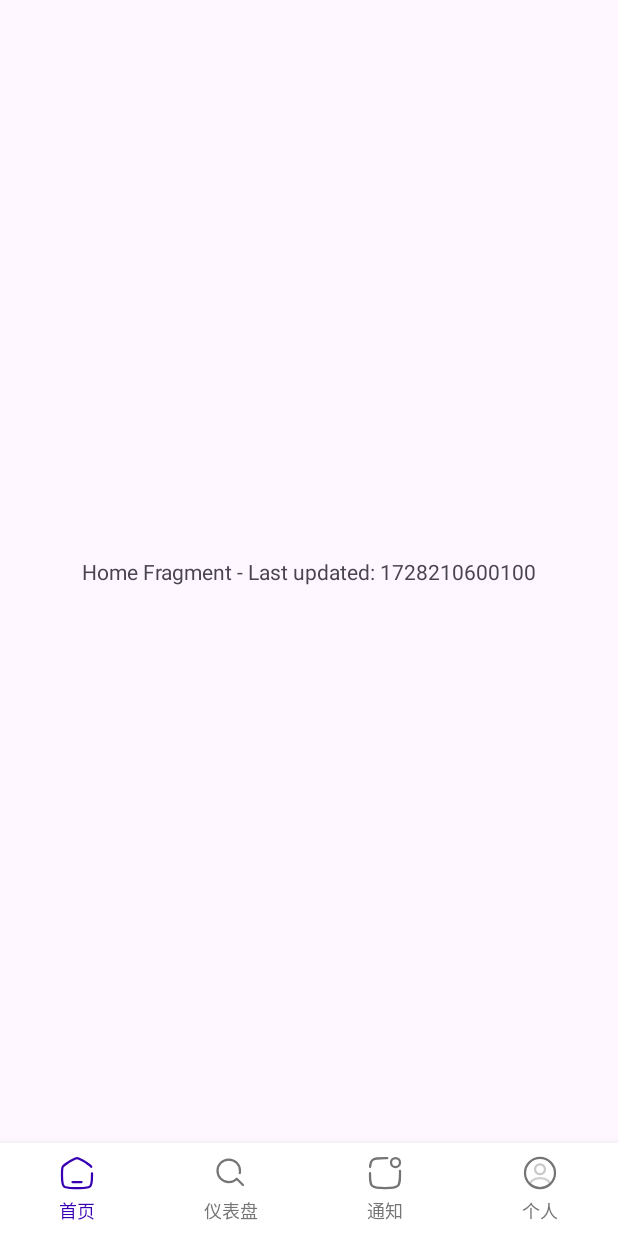
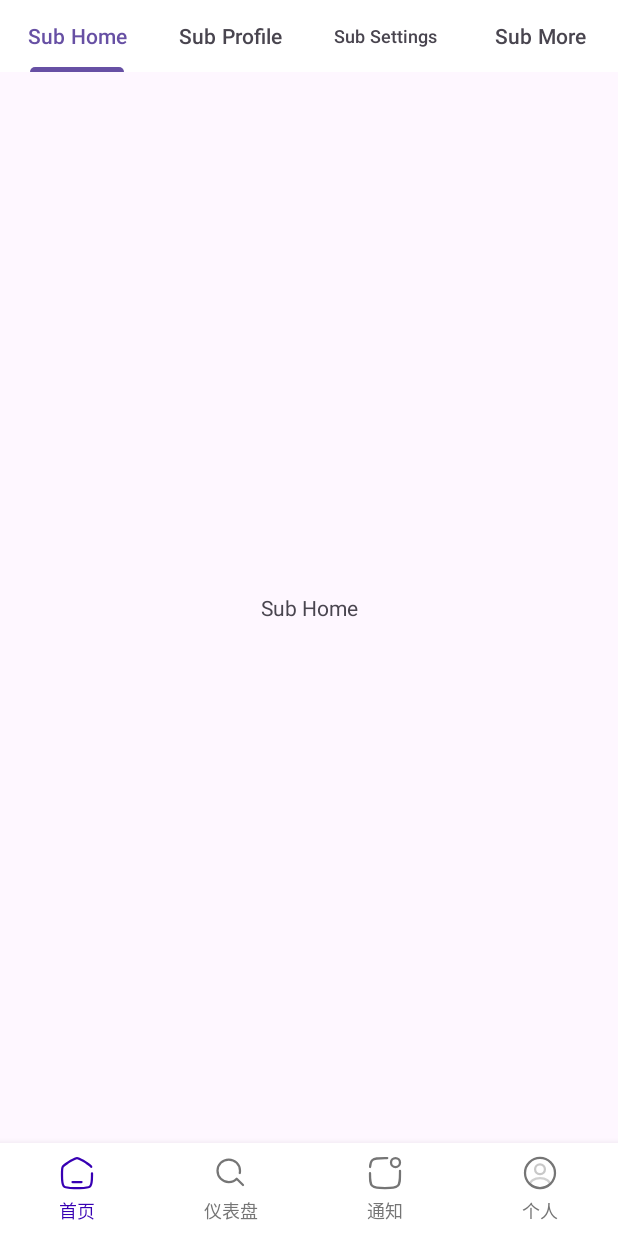
Before and after one commit to caojiying002/ActivityWith4Tabs, an Android app: the screen it shows after launch (MainActivity), on a phone screen of 412 x 824 dp. Run offline under Robolectric (Android 15) with nearby library versions, the phone set to English and light mode, and no system bars.

Commit message:
Embed pager-tab structure inside `HomeFragment`

```diff
--- a/app/src/main/java/com/example/activitywith4tabs/HomeFragment.kt
+++ b/app/src/main/java/com/example/activitywith4tabs/HomeFragment.kt
@@ -1,50 +1,82 @@
 package com.example.activitywith4tabs
 
-import android.annotation.SuppressLint
 import android.os.Bundle
 import android.view.LayoutInflater
 import android.view.View
 import android.view.ViewGroup
-import android.widget.TextView
 import androidx.fragment.app.Fragment
+import androidx.viewpager2.widget.ViewPager2
+import androidx.lifecycle.Lifecycle
+import androidx.fragment.app.FragmentTransaction
+import androidx.viewpager2.adapter.FragmentStateAdapter
+import com.example.activitywith4tabs.homesub.HomeSubFragment
+import com.google.android.material.tabs.TabLayout
+import com.google.android.material.tabs.TabLayoutMediator
 
 class HomeFragment : Fragment() {
-    private lateinit var contentView: TextView
 
-    override fun onCreate(savedInstanceState: Bundle?) {
-        super.onCreate(savedInstanceState)
-    }
+    private lateinit var viewPager: ViewPager2
+    private lateinit var tabLayout: TabLayout
+    private val tabTitles = listOf("Sub Home", "Sub Profile", "Sub Settings", "Sub More")
 
     override fun onCreateView(inflater: LayoutInflater, container: ViewGroup?, savedInstanceState: Bundle?): View? {
-        return inflater.inflate(R.layout.fragment_home, container, false)
+        return inflater.inflate(R.layout.fragment_home_with_tabs, container, false)
     }
 
     override fun onViewCreated(view: View, savedInstanceState: Bundle?) {
         super.onViewCreated(view, savedInstanceState)
-        contentView = view.findViewById(R.id.contentView)
+        viewPager = view.findViewById(R.id.viewPager)
+        tabLayout = view.findViewById(R.id.tabLayout)
+
+        setupViewPager()
+        setupTabLayout()
     }
 
-    override fun onStart() {
-        super.onStart()
+    private fun setupViewPager() {
+        val adapter = HomeTabAdapter(this)
+        viewPager.adapter = adapter
+        viewPager.offscreenPageLimit = 3
+
+        viewPager.registerOnPageChangeCallback(object : ViewPager2.OnPageChangeCallback() {
+            override fun onPageSelected(position: Int) {
+                super.onPageSelected(position)
+                updateFragmentLifecycle(position)
+            }
+        })
+    }
+
+    private fun updateFragmentLifecycle(position: Int) {
+        val fragmentManager = childFragmentManager
+        var fragmentTransaction: FragmentTransaction? = null
+
+        fragmentManager.fragments.forEachIndexed { index, fragment ->
+            if (fragment is HomeSubFragment) {
+                if (fragmentTransaction == null)
+                    fragmentTransaction = fragmentManager.beginTransaction()
+                fragmentTransaction!!.setMaxLifecycle(fragment, if (index == position) Lifecycle.State.RESUMED else Lifecycle.State.STARTED)
+            }
+        }
+        fragmentTransaction?.commitNowAllowingStateLoss()
+    }
+
+    private fun setupTabLayout() {
+        TabLayoutMediator(tabLayout, viewPager) { tab, position ->
+            tab.text = tabTitles[position]
+        }.attach()
     }
 
     override fun onResume() {
         super.onResume()
-        // Fragment 变为可见时的逻辑
-        updateContent()
+        updateFragmentLifecycle(viewPager.currentItem)
     }
 
     override fun onPause() {
         super.onPause()
-        // Fragment 变为不可见时的逻辑
+        updateFragmentLifecycle(-1) // 传入一个无效的位置，确保所有子Fragment都处于STARTED状态
     }
 
-    override fun onStop() {
-        super.onStop()
-    }
-
-    @SuppressLint("SetTextI18n")
-    private fun updateContent() {
-        contentView.text = "Home Fragment - Last updated: ${System.currentTimeMillis()}"
+    inner class HomeTabAdapter(fragment: Fragment) : FragmentStateAdapter(fragment) {
+        override fun getItemCount(): Int = tabTitles.size
+        override fun createFragment(position: Int): Fragment = HomeSubFragment.newInstance(tabTitles[position])
     }
 }
--- /dev/null
+++ b/app/src/main/java/com/example/activitywith4tabs/homesub/HomeSubFragment.kt
@@ -0,0 +1,61 @@
+package com.example.activitywith4tabs.homesub
+
+import android.annotation.SuppressLint
+import android.os.Bundle
+import android.util.Log
+import android.view.LayoutInflater
+import android.view.View
+import android.view.ViewGroup
+import android.widget.ImageView
+import androidx.activity.enableEdgeToEdge
+import androidx.appcompat.app.AppCompatActivity
+import androidx.core.view.ViewCompat
+import androidx.core.view.WindowInsetsCompat
+import android.widget.TextView
+import androidx.core.content.ContextCompat
+import androidx.fragment.app.Fragment
+import androidx.lifecycle.Lifecycle
+import androidx.lifecycle.LifecycleOwner
+import com.example.activitywith4tabs.R
+
+class HomeSubFragment : Fragment() {
+    companion object {
+        private const val ARG_TITLE = "title"
+        fun newInstance(title: String): HomeSubFragment {
+            return HomeSubFragment().apply {
+                arguments = Bundle().apply {
+                    putString(ARG_TITLE, title)
+                }
+            }
+        }
+    }
+
+    override fun onCreateView(inflater: LayoutInflater, container: ViewGroup?, savedInstanceState: Bundle?): View? {
+        return inflater.inflate(R.layout.fragment_home_sub, container, false)
+    }
+
+    override fun onViewCreated(view: View, savedInstanceState: Bundle?) {
+        super.onViewCreated(view, savedInstanceState)
+        view.findViewById<TextView>(R.id.textView).text = arguments?.getString(ARG_TITLE)
+    }
+
+    override fun onResume() {
+        super.onResume()
+        onFragmentVisible()
+    }
+
+    override fun onPause() {
+        super.onPause()
+        onFragmentInvisible()
+    }
+
+    private fun onFragmentVisible() {
+        // Fragment 变为可见时的逻辑
+        Log.d("HomeSubFragment", "${arguments?.getString(ARG_TITLE)} is now visible")
+    }
+
+    private fun onFragmentInvisible() {
+        // Fragment 变为不可见时的逻辑
+        Log.d("HomeSubFragment", "${arguments?.getString(ARG_TITLE)} is now invisible")
+    }
+}
--- /dev/null
+++ b/app/src/main/res/layout/fragment_home_sub.xml
@@ -0,0 +1,20 @@
+<?xml version="1.0" encoding="utf-8"?>
+<androidx.constraintlayout.widget.ConstraintLayout xmlns:android="http://schemas.android.com/apk/res/android"
+    xmlns:app="http://schemas.android.com/apk/res-auto"
+    xmlns:tools="http://schemas.android.com/tools"
+    android:id="@+id/main"
+    android:layout_width="match_parent"
+    android:layout_height="match_parent"
+    tools:context=".MainActivity">
+
+    <TextView
+        android:id="@+id/textView"
+        android:layout_width="wrap_content"
+        android:layout_height="wrap_content"
+        android:text="HomeSubFragment"
+        app:layout_constraintBottom_toBottomOf="parent"
+        app:layout_constraintEnd_toEndOf="parent"
+        app:layout_constraintStart_toStartOf="parent"
+        app:layout_constraintTop_toTopOf="parent" />
+
+</androidx.constraintlayout.widget.ConstraintLayout>
--- /dev/null
+++ b/app/src/main/res/layout/fragment_home_with_tabs.xml
@@ -0,0 +1,23 @@
+<?xml version="1.0" encoding="utf-8"?>
+<LinearLayout xmlns:android="http://schemas.android.com/apk/res/android"
+    xmlns:tools="http://schemas.android.com/tools"
+    xmlns:app="http://schemas.android.com/apk/res-auto"
+    android:id="@+id/main"
+    android:layout_width="match_parent"
+    android:layout_height="match_parent"
+    android:orientation="vertical"
+    tools:context=".MainActivity">
+
+    <com.google.android.material.tabs.TabLayout
+        android:id="@+id/tabLayout"
+        android:layout_width="match_parent"
+        android:layout_height="wrap_content"
+        android:background="@android:color/white" />
+
+    <androidx.viewpager2.widget.ViewPager2
+        android:id="@+id/viewPager"
+        android:layout_width="match_parent"
+        android:layout_height="0dp"
+        android:layout_weight="1" />
+
+</LinearLayout>
```
